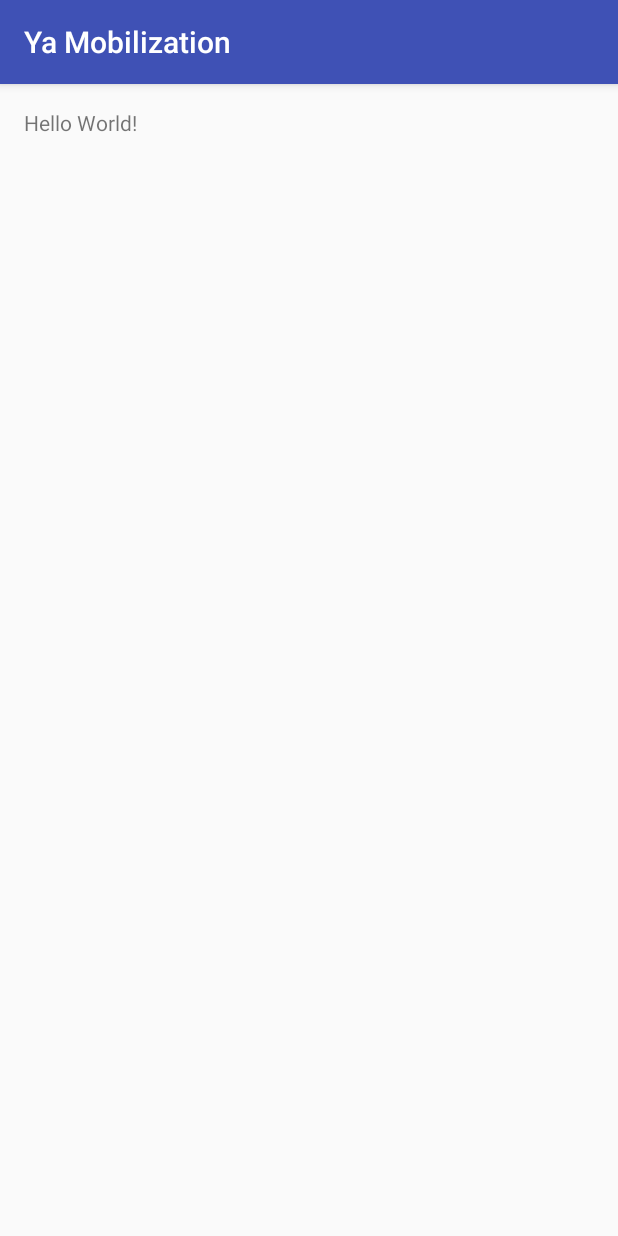
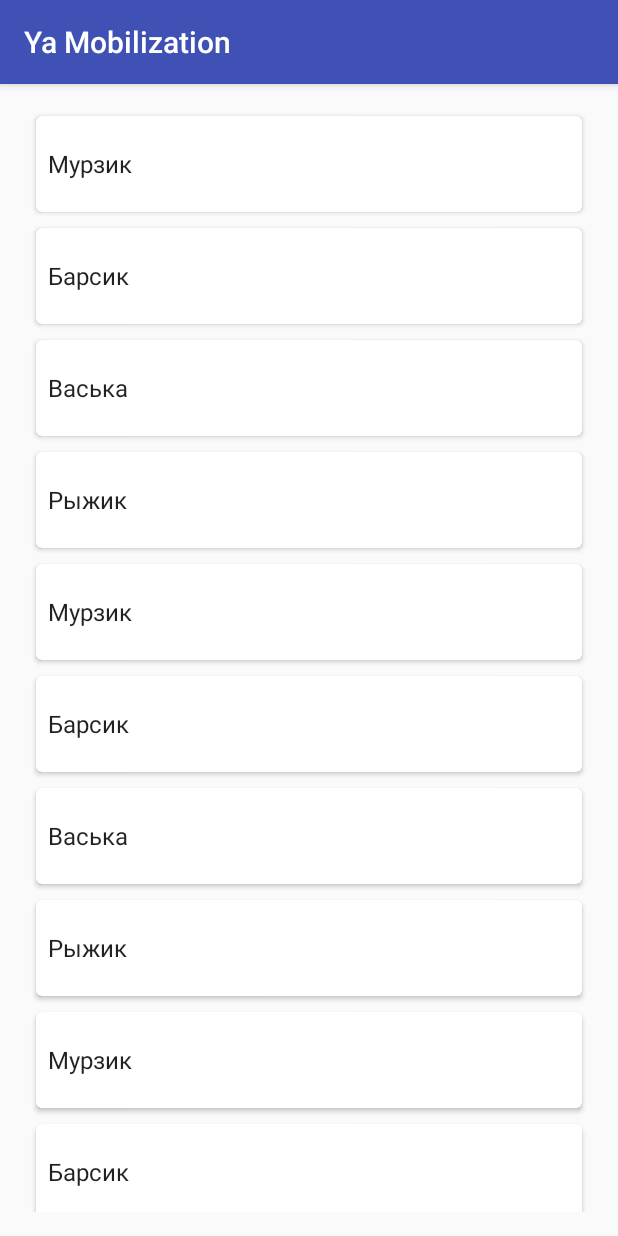
Before and after one commit to copypastestd/Yandex-Mobilization, an Android app: the screen it shows after launch (MainActivity), on a phone screen of 412 x 824 dp. Run offline under Robolectric (Android 15) with nearby library versions, the phone set to English and light mode, and no system bars.

Commit message:
recyclerView works

```diff
--- a/YaMobilization/app/build.gradle
+++ b/YaMobilization/app/build.gradle
@@ -23,4 +23,7 @@ dependencies {
     compile fileTree(dir: 'libs', include: ['*.jar'])
     testCompile 'junit:junit:4.12'
     compile 'com.android.support:appcompat-v7:23.3.0'
+    compile 'com.android.support:design:23.3.0'
+    compile 'com.android.support:support-v4:23.3.0'
+    compile 'com.android.support:cardview-v7:23.3.0'
 }
--- a/YaMobilization/app/src/main/java/xyz/copypastestd/yamobilization/MainActivity.java
+++ b/YaMobilization/app/src/main/java/xyz/copypastestd/yamobilization/MainActivity.java
@@ -1,13 +1,53 @@
 package xyz.copypastestd.yamobilization;
 
+import android.support.design.widget.CollapsingToolbarLayout;
 import android.support.v7.app.AppCompatActivity;
 import android.os.Bundle;
+import android.support.v7.widget.LinearLayoutManager;
+import android.support.v7.widget.RecyclerView;
+
+import java.util.ArrayList;
+import java.util.List;
 
 public class MainActivity extends AppCompatActivity {
+
+    private SimpleRecyclerAdapter mSimpleRecyclerAdapter;
 
     @Override
     protected void onCreate(Bundle savedInstanceState) {
         super.onCreate(savedInstanceState);
         setContentView(R.layout.activity_main);
+
+       /* getSupportActionBar().setDisplayHomeAsUpEnabled(true);
+        CollapsingToolbarLayout collapsingToolbarLayout = (CollapsingToolbarLayout) findViewById(R.id.toolbar_layout);
+        collapsingToolbarLayout.setTitle("Коты");*/
+
+
+        RecyclerView recyclerView = (RecyclerView) findViewById(R.id.recyclerView);
+
+        recyclerView.setHasFixedSize(true);
+        LinearLayoutManager linearLayoutManager = new LinearLayoutManager(this);
+        recyclerView.setLayoutManager(linearLayoutManager);
+
+        List<String> listData = new ArrayList<>();
+        listData.add("Мурзик");
+        listData.add("Барсик");
+        listData.add("Васька");
+        listData.add("Рыжик");
+        listData.add("Мурзик");
+        listData.add("Барсик");
+        listData.add("Васька");
+        listData.add("Рыжик");
+        listData.add("Мурзик");
+        listData.add("Барсик");
+        listData.add("Васька");
+        listData.add("Рыжик");
+
+        if (mSimpleRecyclerAdapter == null) {
+            mSimpleRecyclerAdapter = new SimpleRecyclerAdapter(listData);
+            recyclerView.setAdapter(mSimpleRecyclerAdapter);
+        } else {
+            mSimpleRecyclerAdapter.notifyDataSetChanged();
+        }
     }
 }
--- /dev/null
+++ b/YaMobilization/app/src/main/java/xyz/copypastestd/yamobilization/SimpleRecyclerAdapter.java
@@ -0,0 +1,52 @@
+package xyz.copypastestd.yamobilization;
+
+import android.support.v7.widget.CardView;
+import android.support.v7.widget.RecyclerView;
+import android.view.LayoutInflater;
+import android.view.View;
+import android.view.ViewGroup;
+import android.widget.TextView;
+
+import java.util.ArrayList;
+import java.util.List;
+
+/**
+ * Created by qwsa on 13.04.16.
+ */
+public class SimpleRecyclerAdapter extends RecyclerView.Adapter<SimpleRecyclerAdapter.SimpleViewHolder> {
+    private List<String> mCatNames = new ArrayList<>();
+
+    public SimpleRecyclerAdapter(List<String> catNames) {
+        this.mCatNames = catNames;
+    }
+
+    @Override
+    public SimpleViewHolder onCreateViewHolder(ViewGroup viewGroup, int i) {
+        View view = LayoutInflater.from(viewGroup.getContext()).inflate(R.layout.recyclerview_item,
+                viewGroup, false);
+        SimpleViewHolder viewHolder = new SimpleViewHolder(view);
+        return viewHolder;
+    }
+
+    @Override
+    public void onBindViewHolder(SimpleViewHolder simpleViewHolder, int i) {
+        simpleViewHolder.titleTextView.setText(mCatNames.get(i));
+    }
+
+    @Override
+    public int getItemCount() {
+        return mCatNames == null ? 0 : mCatNames.size();
+    }
+
+    public class SimpleViewHolder extends RecyclerView.ViewHolder {
+        CardView cardView;
+        TextView titleTextView;
+
+        public SimpleViewHolder(View itemView) {
+            super(itemView);
+
+            cardView = (CardView) itemView.findViewById(R.id.cardView);
+            titleTextView = (TextView) itemView.findViewById(R.id.card_textView_name);
+        }
+    }
+}
--- a/YaMobilization/app/src/main/res/layout/activity_main.xml
+++ b/YaMobilization/app/src/main/res/layout/activity_main.xml
@@ -3,14 +3,17 @@
     xmlns:tools="http://schemas.android.com/tools"
     android:layout_width="match_parent"
     android:layout_height="match_parent"
+    xmlns:app="http://schemas.android.com/apk/res-auto"
     android:paddingBottom="@dimen/activity_vertical_margin"
     android:paddingLeft="@dimen/activity_horizontal_margin"
     android:paddingRight="@dimen/activity_horizontal_margin"
     android:paddingTop="@dimen/activity_vertical_margin"
     tools:context="xyz.copypastestd.yamobilization.MainActivity">
 
-    <TextView
-        android:layout_width="wrap_content"
-        android:layout_height="wrap_content"
-        android:text="Hello World!" />
+    <android.support.v7.widget.RecyclerView
+        android:id="@+id/recyclerView"
+        android:layout_width="match_parent"
+        android:layout_height="match_parent"
+        app:layout_behavior="@string/appbar_scrolling_view_behavior"/>
+
 </RelativeLayout>
--- /dev/null
+++ b/YaMobilization/app/src/main/res/layout/recyclerview_item.xml
@@ -0,0 +1,36 @@
+<?xml version="1.0" encoding="utf-8"?>
+<android.support.v7.widget.CardView
+    android:id="@+id/cardView"
+    xmlns:android="http://schemas.android.com/apk/res/android"
+    xmlns:card_view="http://schemas.android.com/apk/res-auto"
+    android:layout_width="match_parent"
+    android:layout_height="wrap_content"
+    android:layout_marginBottom="5dp"
+    android:layout_marginLeft="8dp"
+    android:layout_marginRight="8dp"
+    android:layout_marginTop="5dp"
+    android:foreground="?android:attr/selectableItemBackground"
+    android:orientation="vertical"
+    card_view:cardCornerRadius="4dp"
+    card_view:cardElevation="@dimen/cardview_default_elevation">
+
+    <LinearLayout
+        android:layout_width="match_parent"
+        android:layout_height="?attr/listPreferredItemHeight"
+        android:gravity="center_vertical"
+        android:orientation="vertical"
+        android:paddingBottom="8dp"
+        android:paddingLeft="8dp"
+        android:paddingRight="8dp"
+        android:paddingTop="8dp">
+
+        <TextView
+            android:id="@+id/card_textView_name"
+            android:layout_width="wrap_content"
+            android:layout_height="wrap_content"
+            android:textColor="@color/primary_text_default_material_light"
+            android:textSize="@dimen/abc_text_size_subhead_material"/>
+
+    </LinearLayout>
+
+</android.support.v7.widget.CardView>
```
